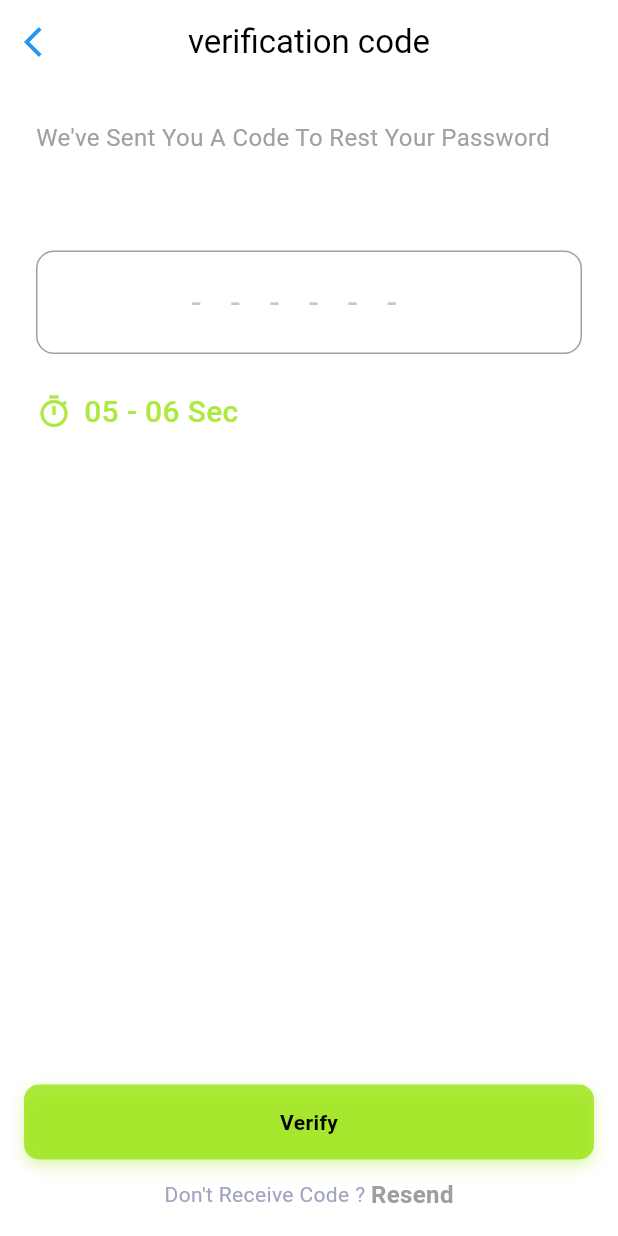
After one commit to mdharis090/3DSmartTrainerMod, a Flutter app: the ResetPasswordScreen screen opened by its route, on a phone screen of 412 x 824 dp. The commit adds this screen. Run offline on Flutter 3.47's test engine with Material 3 defaults, Android fonts, the phone set to English and light mode, and no system bars; our stand-ins replace connectivity_plus, dio, flutter_riverpod, flutter_secure_storage, get_it, go_router and 4 more; accounts and stored records are empty; Roboto replaces fonts that are missing (Poppins).

Commit message:
reste the screen

```diff
--- a/lib/core/constants/app_color.dart
+++ b/lib/core/constants/app_color.dart
@@ -16,4 +16,5 @@ class AppColors {
   static const Color background=Color(0xFF919191);
   static const Color bordergray=Color(0xFFA1A1A1);
   static const Color icons=Color(0xFFC4C4C4);
+  static const Color text=Color(0xFFA1A1A1);
 }
--- a/lib/core/router/app_router.dart
+++ b/lib/core/router/app_router.dart
@@ -6,12 +6,13 @@ import 'package:transformationtracker/features/forget_password/view/forgetpasswo
 import 'package:transformationtracker/features/onboarding/view/ongoing_screen.dart';
 import 'package:transformationtracker/features/singup/view/singup_screen.dart';
 import 'package:transformationtracker/features/splash/view/splash_screen.dart';
+import 'package:transformationtracker/features/verfication/view/reset_screen.dart';
 
 /// Route name constants — avoids typo bugs
 class Routes {
   Routes._();
-  static const String splash  = '/splash';
-  static const String auth="/login";
+  static const String splash = '/splash';
+  static const String auth = "/login";
   //static const String ongoing    = '/ongoing';
   //static const String login   = '/login';
   // static const String profile = '/profile';
@@ -31,27 +32,40 @@ class AppRouter {
         name: 'splash',
         builder: (context, state) => const SplashScreen(),
       ),
-      GoRoute(path: '/ongoing',
-      name: 'ongoing',
-      builder: (context, state) => const OngoingScreen()
+      GoRoute(
+        path: '/ongoing',
+        name: 'ongoing',
+        builder: (context, state) => const OngoingScreen(),
       ),
-      GoRoute(path:'/login', name: 'login', builder: (context, state) => const LoginScrren()),
-      GoRoute(path: '/signup', name: 'signup', builder: (context, state) => const SingupScreen()),
-      GoRoute(path: '/forgetpassword', name: 'forgetpassword', builder: (context, state) => const ForgetPasswordScreen()),
-      GoRoute(path: '/dashborad',
-      name: 'Dashborad',
-      builder: (context, state) => const DashboardScreen(),
-      )
+      GoRoute(
+        path: '/login',
+        name: 'login',
+        builder: (context, state) => const LoginScrren(),
+      ),
+      GoRoute(
+        path: '/signup',
+        name: 'signup',
+        builder: (context, state) => const SingupScreen(),
+      ),
+      GoRoute(
+        path: '/forgetpassword',
+        name: 'forgetpassword',
+        builder: (context, state) => const ForgetPasswordScreen(),
+      ),
+      GoRoute(path: '/reset',name: 'reset',builder: (context,state)=>const ResetPasswordScreen()),
+      GoRoute(
+        path: '/dashborad',
+        name: 'Dashborad',
+        builder: (context, state) => const DashboardScreen(),
+      ),
 
     ],
-    errorBuilder: (context, state) => Scaffold(
-      body: Center(child: Text('404 — ${state.error}')),
-    ),
+    errorBuilder: (context, state) =>
+        Scaffold(body: Center(child: Text('404 — ${state.error}'))),
   );
 
   /// Auth guard — redirect unauthenticated users to login
   static String? _guard(BuildContext context, GoRouterState state) {
-
     return null; // no redirect
   }
 }
--- a/lib/features/forget_password/view/forgetpassword.dart
+++ b/lib/features/forget_password/view/forgetpassword.dart
@@ -1,6 +1,7 @@
 import 'package:flutter/material.dart';
 import 'package:flutter_riverpod/flutter_riverpod.dart';
-import 'package:transformationtracker/core/utils/custom_button.dart';
+import 'package:go_router/go_router.dart';
+
 import 'package:transformationtracker/core/utils/row_cutome_button.dart';
 import 'package:transformationtracker/features/auth/controller/auth_controller.dart';
 import 'package:transformationtracker/features/auth/view/widgets/login_widget.dart';
@@ -51,7 +52,8 @@ class _ForgetPasswordScreenState extends ConsumerState<ForgetPasswordScreen> {
                   Navigator.pop(context);
                 },
                 onContinue: () {
-                  print("Continue clicked");
+                 context.push('/reset');
+
                 },
               ),
 
--- /dev/null
+++ b/lib/features/verfication/view/reset_screen.dart
@@ -0,0 +1,148 @@
+// ignore_for_file: deprecated_member_use
+
+import 'package:flutter/material.dart';
+import 'package:flutter_riverpod/flutter_riverpod.dart';
+import 'package:go_router/go_router.dart';
+import 'package:transformationtracker/core/constants/app_color.dart';
+import 'package:transformationtracker/core/utils/custom_button.dart';
+import 'package:transformationtracker/features/verfication/controller/reset_provider.dart';
+
+class ResetPasswordScreen extends ConsumerWidget {
+  const ResetPasswordScreen({super.key});
+
+  @override
+  Widget build(BuildContext context, WidgetRef ref) {
+    final timerState = ref.watch(timerProvider);
+    final canResend = timerState.canResend;
+    final remaining = timerState.remainingSeconds;
+
+    return Scaffold(
+      backgroundColor: Colors.white,
+      appBar: AppBar(
+        centerTitle: true,
+        backgroundColor: Colors.white,
+        leading: IconButton(
+          icon: const Icon(Icons.arrow_back_ios, color: Colors.blue),
+          onPressed: () => Navigator.pop(context),
+        ),
+        title: const Text(
+          'verification code',
+          style: TextStyle(color: Colors.black),
+        ),
+        elevation: 0,
+      ),
+
+      body: SafeArea(
+        child: Padding(
+          padding: const EdgeInsets.symmetric(horizontal: 24.0),
+          child: SingleChildScrollView(
+            child: Column(
+              crossAxisAlignment: CrossAxisAlignment.start,
+              children: [
+                const SizedBox(height: 24),
+                const Text(
+                  "We've Sent You A Code To Rest Your Password",
+                  style: TextStyle(fontSize: 16, color: AppColors.text),
+                ),
+
+                const SizedBox(height: 32),
+
+                // Countdown display: "00 - 06 Sec" format
+                const SizedBox(height: 32),
+                TextField(
+                  keyboardType: TextInputType.number,
+                  maxLength: 6,
+                  textAlign: TextAlign.center,
+                  style: const TextStyle(
+                    fontSize: 22,
+                    letterSpacing: 24, // spacing between digits
+                  ),
+                  decoration: InputDecoration(
+                    counterText: '',
+                    hintText: '------',
+                    hintStyle: const TextStyle(letterSpacing: 20),
+                    filled: true,
+                    fillColor: Colors.white.withOpacity(0.05),
+                    contentPadding: const EdgeInsets.symmetric(vertical: 18),
+                    enabledBorder: OutlineInputBorder(
+                      borderRadius: BorderRadius.circular(12),
+                      borderSide: const BorderSide(color: AppColors.bordergray),
+                    ),
+                    focusedBorder: OutlineInputBorder(
+                      borderRadius: BorderRadius.circular(12),
+                      borderSide: const BorderSide(color: AppColors.bordergray),
+                    ),
+                  ),
+                ),
+
+                const SizedBox(height: 24),
+                Row(
+                  children: [
+                     const Icon(Icons.timer_outlined, color: AppColors.background1),
+                    const SizedBox(width: 8),
+                    Text(
+                      "${remaining.toString().padLeft(2, '0')} - 06 Sec",
+                      style: const TextStyle(
+                        fontSize: 20,
+                        fontWeight: FontWeight.w500,
+                        color: AppColors.background1,
+                      ),
+                    ),
+                  ],
+                ),
+
+              ],
+            ),
+          ),
+        ),
+      ),
+      bottomNavigationBar: SafeArea(
+  child: Padding(
+    padding: const EdgeInsets.all(16.0),
+    child: Column(
+      mainAxisSize: MainAxisSize.min,
+      children: [
+
+        //  Verify Button
+        CustomBoxButton(
+          text: "Verify",
+          onTap: () {
+            ScaffoldMessenger.of(context).showSnackBar(
+              const SnackBar(content: Text('Verifying code...')),
+            );
+            context.push('/forgetpassword');
+          },
+        ),
+
+        const SizedBox(height: 12),
+
+        //  Resend Text
+        Center(
+          child: Row(
+            mainAxisSize: MainAxisSize.min,
+            children: [
+              const Text("Don't Receive Code ? "),
+              GestureDetector(
+                onTap: canResend
+                    ? () => ref.read(timerProvider.notifier).resendCode()
+                    : null,
+                child: Text(
+                  'Resend',
+                  style: TextStyle(
+                    color: canResend ? Colors.blue : Colors.grey,
+                    fontWeight: FontWeight.bold,
+                    fontSize: 16,
+                  ),
+                ),
+              ),
+            ],
+          ),
+        ),
+      ],
+    ),
+  ),
+),
+
+    );
+  }
+}
```
Also changed, not shown: lib/core/utils/custom_app_bar.dart (deleted, +0 -53 lines), lib/features/verfication/controller/reset_provider.dart (added, +32 -0 lines), lib/features/verfication/controller/timer_state.dart (added, +13 -0 lines).
